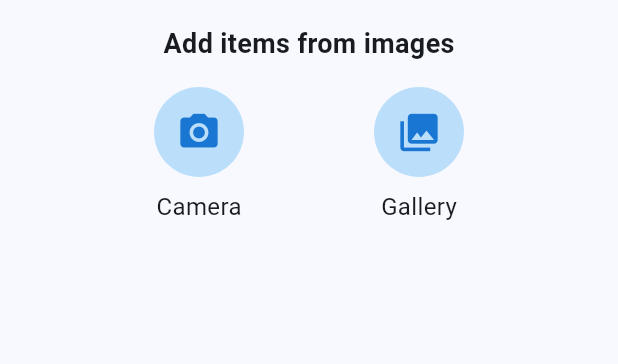
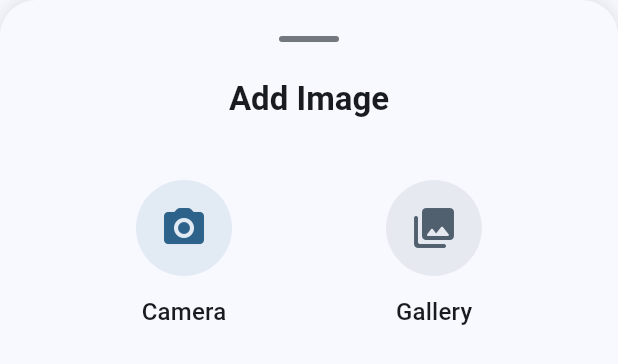
Before and after one commit to Alex-apostolo/what-can-i-make, a Flutter app: the ImagePickerBottomSheet widget shown alone on an empty page, opened directly with empty values, on a phone screen of 412 x 824 dp. Shown: the top 364 px of the screen. Run offline on Flutter 3.47's test engine with Material 3 defaults, Android fonts, the phone set to English and light mode, and no system bars; our stand-ins replace dartz, flutter_dotenv, image_picker, sqflite; missing offline and left inert: openai_dart; accounts and stored records are empty.

```diff
--- a/lib/presentation/inventory/dialogs/image_picker_bottom_sheet.dart
+++ b/lib/presentation/inventory/dialogs/image_picker_bottom_sheet.dart
@@ -1,76 +1,119 @@
 import 'package:flutter/material.dart';
-import 'package:image_picker/image_picker.dart';
 
 class ImagePickerBottomSheet extends StatelessWidget {
-  final Function(ImageSource) onImageSourceSelected;
+  final VoidCallback onCameraTap;
+  final VoidCallback onGalleryTap;
 
   const ImagePickerBottomSheet({
     super.key,
-    required this.onImageSourceSelected,
+    required this.onCameraTap,
+    required this.onGalleryTap,
   });
 
   @override
   Widget build(BuildContext context) {
+    final theme = Theme.of(context);
+
     return Container(
-      padding: const EdgeInsets.all(16.0),
+      padding: const EdgeInsets.symmetric(vertical: 24.0, horizontal: 16.0),
+      decoration: BoxDecoration(
+        color: theme.cardColor,
+        borderRadius: const BorderRadius.only(
+          topLeft: Radius.circular(24.0),
+          topRight: Radius.circular(24.0),
+        ),
+        boxShadow: [
+          BoxShadow(
+            color: theme.shadowColor.withOpacity(0.1),
+            blurRadius: 10,
+            offset: const Offset(0, -2),
+          ),
+        ],
+      ),
       child: Column(
         mainAxisSize: MainAxisSize.min,
         children: [
-          const Text(
-            'Add items from images',
-            style: TextStyle(
-              fontSize: 18,
+          // Handle bar
+          Container(
+            width: 40,
+            height: 4,
+            margin: const EdgeInsets.only(bottom: 24.0),
+            decoration: BoxDecoration(
+              color: theme.dividerColor,
+              borderRadius: BorderRadius.circular(2.0),
+            ),
+          ),
+
+          Text(
+            'Add Image',
+            style: theme.textTheme.titleLarge?.copyWith(
               fontWeight: FontWeight.bold,
             ),
           ),
-          const SizedBox(height: 16),
+
+          const SizedBox(height: 24.0),
+
           Row(
             mainAxisAlignment: MainAxisAlignment.spaceEvenly,
             children: [
-              _buildOption(
+              _buildOptionButton(
                 context,
-                Icons.camera_alt,
-                'Camera',
-                () => onImageSourceSelected(ImageSource.camera),
+                icon: Icons.camera_alt_rounded,
+                label: 'Camera',
+                onTap: onCameraTap,
+                color: theme.colorScheme.primary,
               ),
-              _buildOption(
+              _buildOptionButton(
                 context,
-                Icons.photo_library,
-                'Gallery',
-                () => onImageSourceSelected(ImageSource.gallery),
+                icon: Icons.photo_library_rounded,
+                label: 'Gallery',
+                onTap: onGalleryTap,
+                color: theme.colorScheme.secondary,
               ),
             ],
           ),
-          const SizedBox(height: 16),
+
+          const SizedBox(height: 16.0),
         ],
       ),
     );
   }
 
-  Widget _buildOption(
-    BuildContext context,
-    IconData icon,
-    String label,
-    VoidCallback onTap,
-  ) {
+  Widget _buildOptionButton(
+    BuildContext context, {
+    required IconData icon,
+    required String label,
+    required VoidCallback onTap,
+    required Color color,
+  }) {
+    final theme = Theme.of(context);
+
     return InkWell(
-      onTap: () {
-        Navigator.of(context).pop();
-        onTap();
-      },
+      onTap: onTap,
+      borderRadius: BorderRadius.circular(16.0),
+      child: Container(
+        width: 120,
+        padding: const EdgeInsets.symmetric(vertical: 16.0),
         child: Column(
+          mainAxisSize: MainAxisSize.min,
           children: [
-          CircleAvatar(
-            radius: 30,
-            backgroundColor: Colors.blue.shade100,
-            child: Icon(icon, size: 30, color: Colors.blue.shade700),
+            Container(
+              padding: const EdgeInsets.all(16.0),
+              decoration: BoxDecoration(
+                color: color.withOpacity(0.1),
+                shape: BoxShape.circle,
               ),
-          const SizedBox(height: 8),
+              child: Icon(icon, color: color, size: 32.0),
+            ),
+            const SizedBox(height: 12.0),
             Text(
               label,
-            style: const TextStyle(fontSize: 16),
+              style: theme.textTheme.titleMedium?.copyWith(
+                fontWeight: FontWeight.w500,
+              ),
             ),
           ],
+        ),
       ),
     );
   }
```
Also changed, not shown: lib/presentation/inventory/inventory_screen.dart (+17 -10 lines), lib/presentation/shared/styled_fab.dart (added, +36 -0 lines). Lines whose indentation alone changed are shown as unchanged.
